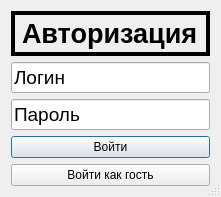
This is ui/login.ui in uykite/demo_exam_ as Qt 5 draws it before an edit. The edited form follows.
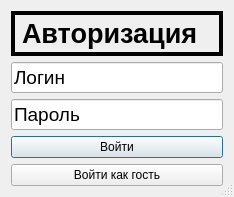
This is the edited form.

The edit to the form file:
```diff
--- a/ui/login.ui
+++ b/ui/login.ui
@@ -9,7 +9,7 @@
    <rect>
     <x>0</x>
     <y>0</y>
-    <width>215</width>
+    <width>234</width>
     <height>197</height>
    </rect>
   </property>
```
